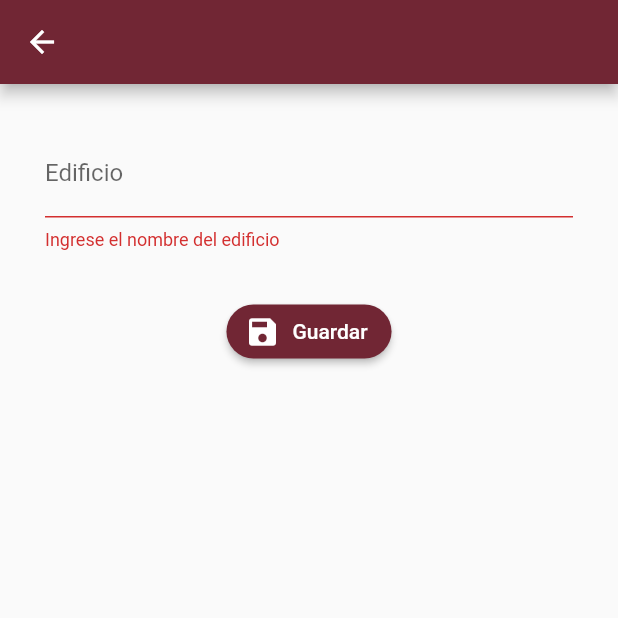
After one commit to Marco-Chi-Castillo/app_flutter, a Flutter app: the FormEdificioPage screen opened by its route, after a tap on "Guardar", on a phone screen of 412 x 824 dp, the top half of it. The commit adds this screen. Run offline on Flutter 3.47's test engine with Material 2 defaults, Android fonts, the phone set to English and light mode, and no system bars; our stand-ins replace image_picker, sqflite; accounts and stored records are empty; project files that could hold a hidden picture were left out.

Commit message:
edificios added

```diff
--- a/lib/main.dart
+++ b/lib/main.dart
@@ -1,6 +1,7 @@
 import 'package:flutter/material.dart';
 import 'package:provider/provider.dart';
 import 'package:reservaciones_app/src/pages/login_page.dart';
+import 'package:reservaciones_app/src/providers/edificio_list_provider.dart';
 import 'package:reservaciones_app/src/providers/espacio_list_provider.dart';
 
 import 'package:reservaciones_app/src/routes/routes.dart';
@@ -15,6 +16,7 @@ class MyApp extends StatelessWidget {
     return MultiProvider(
       providers: [
         ChangeNotifierProvider(create: (_) => new EspacioListProvider()),
+        ChangeNotifierProvider(create: (_) => new EdificioListProvider()),
       ],
       child: MaterialApp(
         title: 'Reservaciones_app',
--- /dev/null
+++ b/lib/src/models/edificios_model.dart
@@ -0,0 +1,26 @@
+import 'dart:convert';
+
+EdificiosModel edificiosModelFromJson(String str) =>
+    EdificiosModel.fromJson(json.decode(str));
+
+String edificiosModelToJson(EdificiosModel data) => json.encode(data.toJson());
+
+class EdificiosModel {
+  EdificiosModel({
+    this.id,
+    this.nombre = '',
+  });
+
+  int id;
+  String nombre;
+
+  factory EdificiosModel.fromJson(Map<String, dynamic> json) => EdificiosModel(
+        id: json["id"],
+        nombre: json["nombre"],
+      );
+
+  Map<String, dynamic> toJson() => {
+        "id": id,
+        "nombre": nombre,
+      };
+}
--- /dev/null
+++ b/lib/src/pages/edificio_Formulario_page.dart
@@ -0,0 +1,112 @@
+import 'package:flutter/material.dart';
+import 'package:provider/provider.dart';
+import 'package:reservaciones_app/src/models/edificios_model.dart';
+import 'package:reservaciones_app/src/providers/edificio_list_provider.dart';
+import 'package:reservaciones_app/src/utils/paletaColor_util.dart';
+
+class FormEdificioPage extends StatefulWidget {
+  @override
+  _FormEdificioPageState createState() => _FormEdificioPageState();
+}
+
+class _FormEdificioPageState extends State<FormEdificioPage> {
+  bool _guardando = false;
+  final formKey = GlobalKey<FormState>();
+  final scaffolKey = GlobalKey<ScaffoldState>();
+
+  EdificiosModel edificio = new EdificiosModel();
+  @override
+  void initState() {
+    super.initState();
+  }
+
+  @override
+  Widget build(BuildContext context) {
+    final EdificiosModel edificioData =
+        ModalRoute.of(context).settings.arguments;
+    if (edificioData != null) {
+      edificio = edificioData;
+    }
+    //final dynamic espacio = ModalRoute.of(context).settings.arguments;
+    return Container(
+      child: Scaffold(
+        key: scaffolKey,
+        appBar: AppBar(),
+        body: SingleChildScrollView(
+          child: Container(
+            padding: EdgeInsets.all(30.0),
+            child: Form(
+              key: formKey,
+              child: Column(
+                children: <Widget>[
+                  _inputNombre(),
+                  SizedBox(height: 30.0),
+                  _buttonGuardar(),
+                ],
+              ),
+            ),
+          ),
+        ),
+      ),
+    );
+  }
+
+  Widget _inputNombre() {
+    return TextFormField(
+      initialValue: edificio.nombre,
+      textCapitalization: TextCapitalization.sentences,
+      decoration: InputDecoration(
+        labelText: 'Edificio',
+      ),
+      onSaved: (value) => edificio.nombre = value,
+      validator: (value) {
+        if (value.length < 1) {
+          return 'Ingrese el nombre del edificio';
+        } else {
+          return null;
+        }
+      },
+    );
+  }
+
+  Widget _buttonGuardar() {
+    return RaisedButton.icon(
+      shape: RoundedRectangleBorder(borderRadius: BorderRadius.circular(20.0)),
+      color: Style.colorPrimary,
+      textColor: Colors.white,
+      label: Text('Guardar'),
+      icon: Icon(Icons.save),
+      onPressed: (_guardando) ? null : _submit,
+    );
+  }
+
+  void _submit() {
+    if (!formKey.currentState.validate()) return;
+    formKey.currentState.save();
+
+    setState(() {
+      _guardando = true;
+    });
+
+    final productoProvider =
+        Provider.of<EdificioListProvider>(context, listen: false);
+
+    if (edificio.id == null) {
+      productoProvider.insertEdificio(edificio);
+    } else {
+      productoProvider.updateEdificio(edificio);
+    }
+    mostrarSnackbar('Edificio Guardado');
+    Navigator.pushNamed(context, 'edificios');
+  }
+
+  void mostrarSnackbar(String mensaje) {
+    final snackbar = SnackBar(
+        content: Text(mensaje),
+        duration: Duration(
+          milliseconds: 2000,
+        ));
+
+    scaffolKey.currentState.showSnackBar(snackbar);
+  }
+}
--- /dev/null
+++ b/lib/src/providers/edificio_list_provider.dart
@@ -0,0 +1,41 @@
+import 'package:flutter/material.dart';
+import 'package:reservaciones_app/src/models/edificios_model.dart';
+import 'package:reservaciones_app/src/providers/edificio_provider.dart';
+
+class EdificioListProvider extends ChangeNotifier {
+  List<EdificiosModel> edificio = [];
+
+  insertEdificio(EdificiosModel edificio) async {
+    final id = await EdificioProvider.epro.insertEdificio(edificio);
+    edificio.id = id;
+    this.edificio.add(edificio);
+    notifyListeners();
+  }
+
+  getEdificioById(int id) async {
+    final edificio = await EdificioProvider.epro.getEdificioById(id);
+    this.edificio.add(edificio);
+    notifyListeners();
+  }
+
+  getAllEdificios() async {
+    final edificio = await EdificioProvider.epro.getAllEdificios();
+    this.edificio = [...edificio];
+    notifyListeners();
+  }
+
+  updateEdificio(EdificiosModel edificio) async {
+    await EdificioProvider.epro.updateEdificio(edificio);
+    this.getAllEdificios();
+  }
+
+  deleteEdificioById(int id) async {
+    await EdificioProvider.epro.deleteEdificioByid(id);
+    this.getAllEdificios();
+  }
+
+  deleteEdificios() async {
+    await EdificioProvider.epro.deleteAllEdificios();
+    this.getAllEdificios();
+  }
+}
--- a/lib/src/routes/routes.dart
+++ b/lib/src/routes/routes.dart
@@ -1,4 +1,7 @@
 import 'package:flutter/material.dart';
+import 'package:reservaciones_app/src/pages/edificio_Formulario_page.dart';
+import 'package:reservaciones_app/src/pages/edificio_detalle_page.dart';
+import 'package:reservaciones_app/src/pages/edificios_page.dart';
 import 'package:reservaciones_app/src/pages/espacio_detalle_page.dart';
 import 'package:reservaciones_app/src/pages/espacio_Formulario_page.dart';
 
@@ -15,5 +18,8 @@ Map<String, WidgetBuilder> getPages() {
     'espacios': (BuildContext context) => EspaciosPage(),
     'formEspacio': (BuildContext context) => FormEspacioPage(),
     'espacioDetalle': (BuildContext context) => EspacioDetalle(),
+    'edificios': (BuildContext context) => EdificiosPage(),
+    'formEdificio': (BuildContext context) => FormEdificioPage(),
+    'edificioDetalle': (BuildContext context) => EdificioDetalle(),
   };
 }
--- a/lib/src/utils/getIcon_util.dart
+++ b/lib/src/utils/getIcon_util.dart
@@ -5,6 +5,7 @@ final _icons = <String, IconData>{
   'today': Icons.today,
   'people': Icons.people,
   'home_work': Icons.home_work,
+  'home_filled': Icons.home_filled,
 };
 
 Icon getIcon(String nombreIcon) {
```
Also changed, not shown: data/menu_opciones.json (+6 -1 lines), lib/src/pages/edificio_detalle_page.dart (added, +83 -0 lines), lib/src/pages/edificios_page.dart (added, +49 -0 lines), lib/src/providers/edificio_provider.dart (added, +48 -0 lines).
